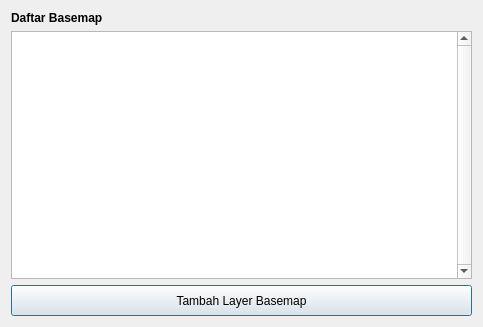
Before: the Qt Designer form ui/basemap.ui in nyanyaon/GeoKKP-GIS, drawn with Qt 5.
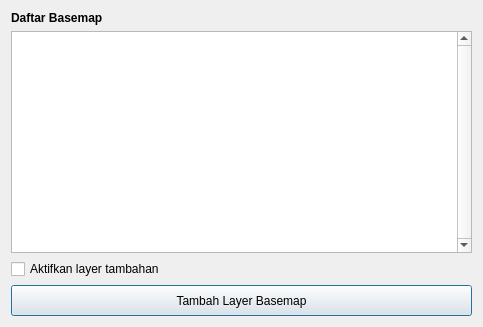
After: the same form once the commit is applied.

The edit to the form file:
```diff
--- a/ui/basemap.ui
+++ b/ui/basemap.ui
@@ -44,6 +44,13 @@
      </item>
      <item>
       <layout class="QVBoxLayout" name="verticalLayout_2">
+       <item>
+        <widget class="QCheckBox" name="checkBoxTambahan">
+         <property name="text">
+          <string>Aktifkan layer tambahan</string>
+         </property>
+        </widget>
+       </item>
        <item>
         <widget class="QPushButton" name="buttonTambahLayer">
          <property name="sizePolicy">
```
